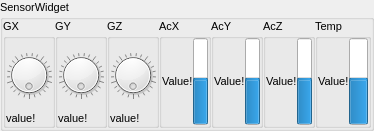
Above: Apps/LWControl/sensorswidget.ui from darkjavi/ws2812Wheels before the change. Below: the same form after it.
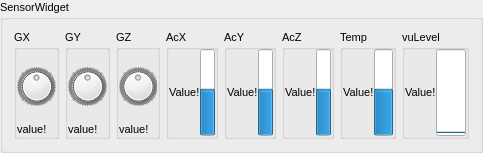
That is the form after the change.

The edit to the form file:
```diff
--- a/Apps/LWControl/sensorswidget.ui
+++ b/Apps/LWControl/sensorswidget.ui
@@ -6,8 +6,8 @@
    <rect>
     <x>0</x>
     <y>0</y>
-    <width>374</width>
-    <height>123</height>
+    <width>462</width>
+    <height>141</height>
    </rect>
   </property>
   <property name="font">
@@ -21,22 +21,7 @@
   <property name="title">
    <string>SensorWidget</string>
   </property>
-  <layout class="QHBoxLayout" name="horizontalLayout_5">
-   <property name="spacing">
-    <number>0</number>
-   </property>
-   <property name="leftMargin">
-    <number>0</number>
-   </property>
-   <property name="topMargin">
-    <number>0</number>
-   </property>
-   <property name="rightMargin">
-    <number>0</number>
-   </property>
-   <property name="bottomMargin">
-    <number>0</number>
-   </property>
+  <layout class="QHBoxLayout" name="horizontalLayout_6">
    <item>
     <widget class="QGroupBox" name="groupBox">
      <property name="title">
@@ -78,6 +63,12 @@
           <height>1</height>
          </size>
         </property>
+        <property name="minimum">
+         <number>-32768</number>
+        </property>
+        <property name="maximum">
+         <number>32768</number>
+        </property>
         <property name="wrapping">
          <bool>true</bool>
         </property>
@@ -137,6 +128,12 @@
           <height>1</height>
          </size>
         </property>
+        <property name="minimum">
+         <number>-32768</number>
+        </property>
+        <property name="maximum">
+         <number>32768</number>
+        </property>
         <property name="wrapping">
          <bool>true</bool>
         </property>
@@ -196,6 +193,12 @@
           <height>1</height>
          </size>
         </property>
+        <property name="minimum">
+         <number>-32768</number>
+        </property>
+        <property name="maximum">
+         <number>32768</number>
+        </property>
         <property name="wrapping">
          <bool>true</bool>
         </property>
@@ -256,8 +259,14 @@
           <height>256</height>
          </size>
         </property>
+        <property name="minimum">
+         <number>-32768</number>
+        </property>
+        <property name="maximum">
+         <number>32768</number>
+        </property>
         <property name="value">
-         <number>50</number>
+         <number>0</number>
         </property>
         <property name="textVisible">
          <bool>false</bool>
@@ -315,8 +324,14 @@
           <height>256</height>
          </size>
         </property>
+        <property name="minimum">
+         <number>-32768</number>
+        </property>
+        <property name="maximum">
+         <number>32768</number>
+        </property>
         <property name="value">
-         <number>50</number>
+         <number>0</number>
         </property>
         <property name="textVisible">
          <bool>false</bool>
@@ -374,8 +389,14 @@
           <height>256</height>
          </size>
         </property>
+        <property name="minimum">
+         <number>-32768</number>
+        </property>
+        <property name="maximum">
+         <number>32768</number>
+        </property>
         <property name="value">
-         <number>50</number>
+         <number>0</number>
         </property>
         <property name="textVisible">
          <bool>false</bool>
@@ -433,8 +454,79 @@
           <height>256</height>
          </size>
         </property>
+        <property name="minimum">
+         <number>-32768</number>
+        </property>
+        <property name="maximum">
+         <number>32768</number>
+        </property>
         <property name="value">
-         <number>50</number>
+         <number>0</number>
+        </property>
+        <property name="textVisible">
+         <bool>false</bool>
+        </property>
+        <property name="orientation">
+         <enum>Qt::Vertical</enum>
+        </property>
+        <property name="textDirection">
+         <enum>QProgressBar::TopToBottom</enum>
+        </property>
+       </widget>
+      </item>
+     </layout>
+    </widget>
+   </item>
+   <item>
+    <widget class="QGroupBox" name="groupBox_">
+     <property name="title">
+      <string>vuLevel</string>
+     </property>
+     <layout class="QHBoxLayout" name="horizontalLayout_5">
+      <property name="spacing">
+       <number>0</number>
+      </property>
+      <property name="leftMargin">
+       <number>0</number>
+      </property>
+      <property name="topMargin">
+       <number>0</number>
+      </property>
+      <property name="rightMargin">
+       <number>0</number>
+      </property>
+      <property name="bottomMargin">
+       <number>0</number>
+      </property>
+      <item>
+       <widget class="QLabel" name="valueLabel_vuLevel">
+        <property name="text">
+         <string>Value!</string>
+        </property>
+       </widget>
+      </item>
+      <item>
+       <widget class="QProgressBar" name="progressBar_vuLevel">
+        <property name="sizePolicy">
+         <sizepolicy hsizetype="Preferred" vsizetype="Maximum">
+          <horstretch>0</horstretch>
+          <verstretch>0</verstretch>
+         </sizepolicy>
+        </property>
+        <property name="maximumSize">
+         <size>
+          <width>256</width>
+          <height>256</height>
+         </size>
+        </property>
+        <property name="minimum">
+         <number>0</number>
+        </property>
+        <property name="maximum">
+         <number>1024</number>
+        </property>
+        <property name="value">
+         <number>0</number>
         </property>
         <property name="textVisible">
          <bool>false</bool>
```
